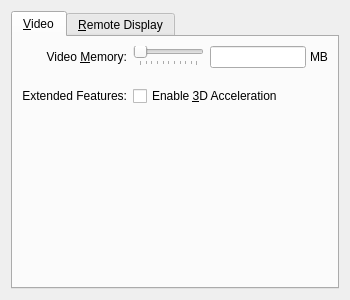
Qt form vbox/src/VBox/Frontends/VirtualBox/ui/VBoxVMSettingsDisplay.ui (jljuxgm/vboxgit) before a commit.
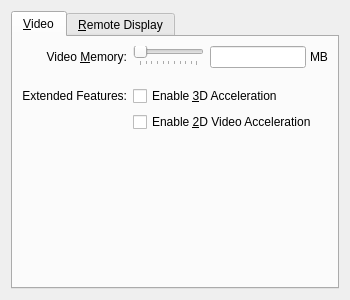
The same form after that commit. Custom widgets are drawn as their Qt base class.

What changed in the file:
```diff
--- a/vbox/src/VBox/Frontends/VirtualBox/ui/VBoxVMSettingsDisplay.ui
+++ b/vbox/src/VBox/Frontends/VirtualBox/ui/VBoxVMSettingsDisplay.ui
@@ -176,6 +176,22 @@
             </property>
            </widget>
           </item>
+          <item row="3" column="1" colspan="2">
+           <widget class="QCheckBox" name="mCb2DVideo">
+            <property name="sizePolicy">
+             <sizepolicy hsizetype="MinimumExpanding" vsizetype="Fixed">
+              <horstretch>0</horstretch>
+              <verstretch>0</verstretch>
+             </sizepolicy>
+            </property>
+            <property name="whatsThis">
+             <string>When checked, the virtual machine will get access to the Video Acceleration capabilities available on the host.</string>
+            </property>
+            <property name="text">
+             <string>Enable &amp;2D Video Acceleration</string>
+            </property>
+           </widget>
+          </item>
          </layout>
         </widget>
        </item>
```
